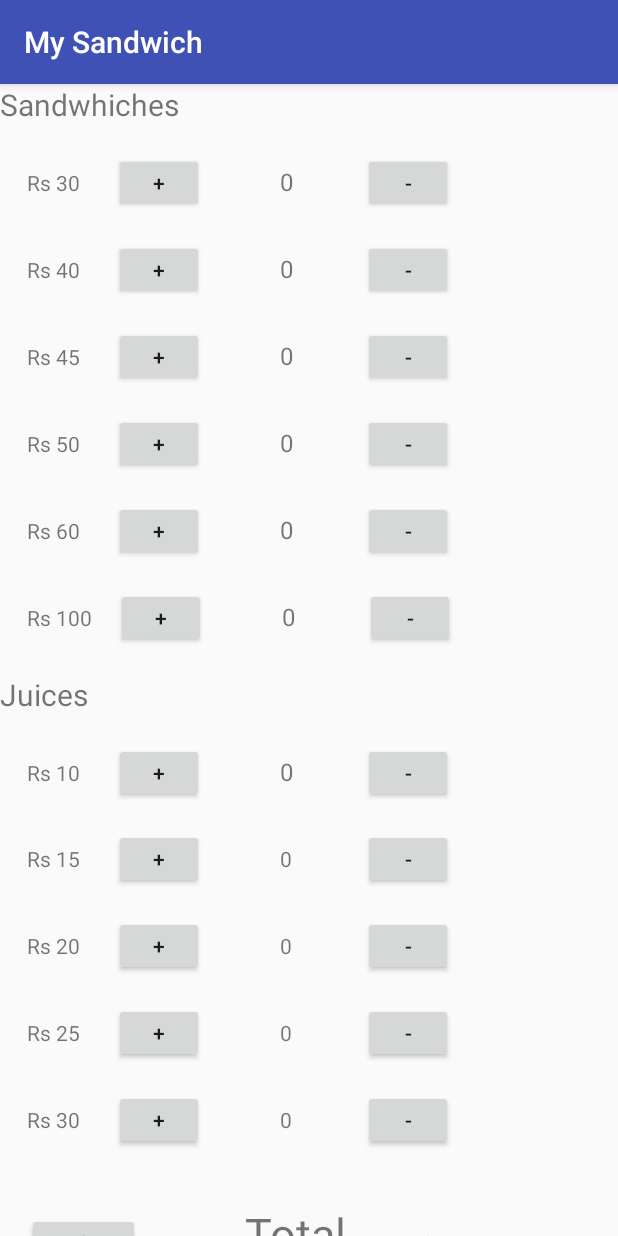
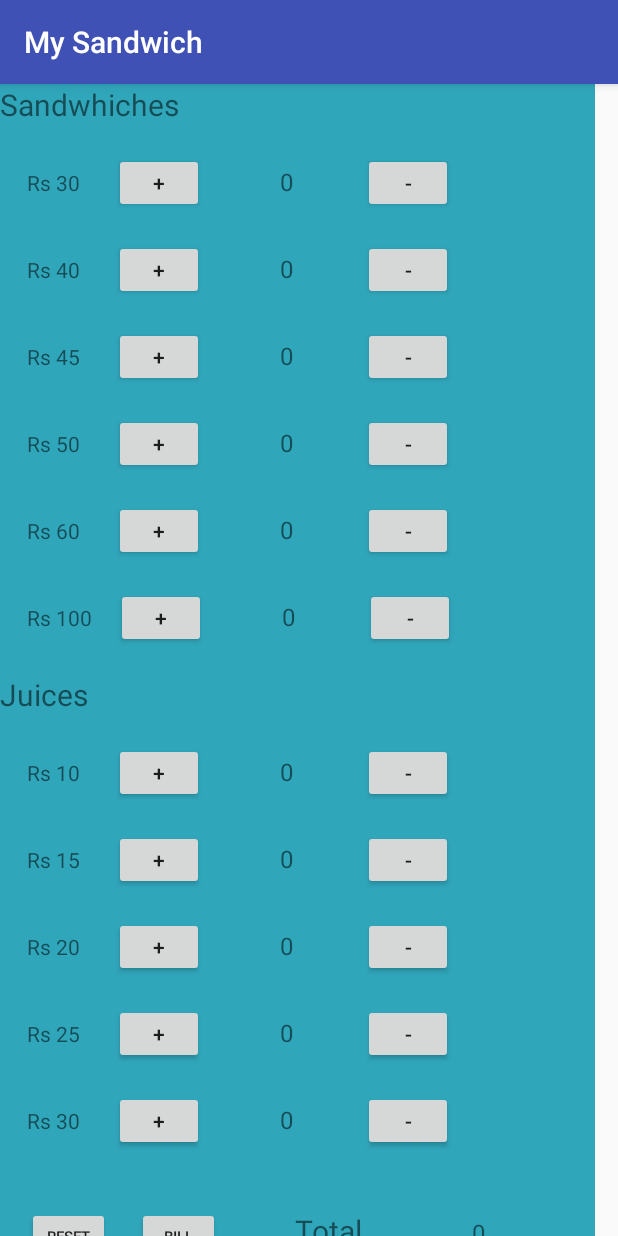
Before and after one commit to SudharshanKris/sandwich, an Android app: the screen it shows after launch (MainActivity), on a phone screen of 412 x 824 dp. Run offline under Robolectric (Android 15) with nearby library versions, the phone set to English and light mode, and no system bars.

Commit message:
final commit

```diff
--- a/app/src/main/java/com/example/sudharshan/mysandwich/MainActivity.java
+++ b/app/src/main/java/com/example/sudharshan/mysandwich/MainActivity.java
@@ -32,6 +32,7 @@ public class MainActivity extends AppCompatActivity implements View.OnClickListe
     Button btn21;
     Button btn22;
     Button btn23;
+    Button btn24;
 
     TextView tx1;
     TextView tx2;
@@ -44,6 +45,7 @@ public class MainActivity extends AppCompatActivity implements View.OnClickListe
     TextView tx9;
     TextView tx10;
     TextView tx11;
+    TextView tx12;
 
     int counter = 0;
     int counter1 = 0;
@@ -56,6 +58,8 @@ public class MainActivity extends AppCompatActivity implements View.OnClickListe
     int counter8 = 0;
     int counter9 = 0;
     int counter10 = 0;
+
+    int total=0;
 
 
 
@@ -88,6 +92,7 @@ public class MainActivity extends AppCompatActivity implements View.OnClickListe
         btn21 = (Button) findViewById(R.id.b21);
         btn22 = (Button) findViewById(R.id.b22);
         btn23 = (Button) findViewById(R.id.b23);
+        btn24 = (Button) findViewById(R.id.b24);
 
 
 
@@ -98,7 +103,12 @@ public class MainActivity extends AppCompatActivity implements View.OnClickListe
         tx4 = (TextView) findViewById(R.id.t4);
         tx5 = (TextView) findViewById(R.id.t5);
         tx6 = (TextView) findViewById(R.id.t6);
-        tx8 = (TextView) findViewById(R.id.t7);
+        tx7 = (TextView) findViewById(R.id.t7);
+        tx8 = (TextView) findViewById(R.id.t8);
+        tx9 = (TextView) findViewById(R.id.t9);
+        tx10 = (TextView) findViewById(R.id.t10);
+        tx11 = (TextView) findViewById(R.id.t11);
+        tx12 = (TextView) findViewById(R.id.t12);
 
 
         btn1.setOnClickListener(this);
@@ -124,6 +134,7 @@ public class MainActivity extends AppCompatActivity implements View.OnClickListe
         btn21.setOnClickListener(this);
         btn22.setOnClickListener(this);
         btn23.setOnClickListener(this);
+        btn24.setOnClickListener(this);
 
         tx1.setTextSize(TypedValue.COMPLEX_UNIT_SP, 16);
         tx2.setTextSize(TypedValue.COMPLEX_UNIT_SP, 16);
@@ -136,6 +147,7 @@ public class MainActivity extends AppCompatActivity implements View.OnClickListe
         tx9.setTextSize(TypedValue.COMPLEX_UNIT_SP, 16);
         tx10.setTextSize(TypedValue.COMPLEX_UNIT_SP, 16);
         tx11.setTextSize(TypedValue.COMPLEX_UNIT_SP, 16);
+        tx12.setTextSize(TypedValue.COMPLEX_UNIT_SP, 16);
 
 
 
@@ -152,6 +164,9 @@ public class MainActivity extends AppCompatActivity implements View.OnClickListe
 
         if (v == btn2) {
             counter--;
+            if(counter<0) {
+                counter = 0;
+            }
             tx1.setText(Integer.toString(counter));
 
         }
@@ -164,6 +179,9 @@ public class MainActivity extends AppCompatActivity implements View.OnClickListe
         }
         if (v == btn4) {
             counter1--;
+            if(counter1<0) {
+                counter1 = 0;
+            }
             tx2.setText(Integer.toString(counter1));
         }
 
@@ -174,6 +192,9 @@ public class MainActivity extends AppCompatActivity implements View.OnClickListe
 
         if (v == btn6) {
             counter2--;
+            if(counter2<0) {
+                counter2 = 0;
+            }
             tx3.setText(Integer.toString(counter2));
         }
 
@@ -184,6 +205,9 @@ public class MainActivity extends AppCompatActivity implements View.OnClickListe
 
         if (v == btn8) {
             counter3--;
+            if(counter3<0) {
+                counter3 = 0;
+            }
             tx4.setText(Integer.toString(counter3));
         }
 
@@ -194,6 +218,9 @@ public class MainActivity extends AppCompatActivity implements View.OnClickListe
 
         if (v == btn10) {
             counter4--;
+            if(counter4<0) {
+                counter4 = 0;
+            }
             tx5.setText(Integer.toString(counter4));
         }
 
@@ -204,6 +231,9 @@ public class MainActivity extends AppCompatActivity implements View.OnClickListe
 
         if (v == btn12) {
             counter5--;
+            if(counter5<0) {
+                counter5 = 0;
+            }
             tx6.setText(Integer.toString(counter5));
 
         }
@@ -215,6 +245,9 @@ public class MainActivity extends AppCompatActivity implements View.OnClickListe
 
         if (v == btn14) {
             counter6--;
+            if(counter6<0) {
+                counter6 = 0;
+            }
             tx7.setText(Integer.toString(counter6));
 
         }
@@ -226,6 +259,9 @@ public class MainActivity extends AppCompatActivity implements View.OnClickListe
 
         if (v == btn16) {
             counter7--;
+            if(counter7<0) {
+                counter7 = 0;
+            }
             tx8.setText(Integer.toString(counter7));
 
         }
@@ -237,6 +273,9 @@ public class MainActivity extends AppCompatActivity implements View.OnClickListe
 
         if (v == btn18) {
             counter8--;
+            if(counter8<0) {
+                counter8 = 0;
+            }
             tx9.setText(Integer.toString(counter8));
 
         }
@@ -247,6 +286,9 @@ public class MainActivity extends AppCompatActivity implements View.OnClickListe
 
         if (v == btn20) {
             counter9--;
+            if(counter9<0) {
+                counter9 = 0;
+            }
             tx10.setText(Integer.toString(counter9));
 
         }
@@ -258,6 +300,9 @@ public class MainActivity extends AppCompatActivity implements View.OnClickListe
 
         if (v == btn22) {
             counter10--;
+            if(counter10<0) {
+                counter10 = 0;
+            }
             tx11.setText(Integer.toString(counter10));
 
         }
@@ -274,6 +319,7 @@ public class MainActivity extends AppCompatActivity implements View.OnClickListe
             counter8=0;
             counter9=0;
             counter10=0;
+            total=0;
 
             tx1.setText(Integer.toString(counter));
             tx2.setText(Integer.toString(counter1));
@@ -286,7 +332,14 @@ public class MainActivity extends AppCompatActivity implements View.OnClickListe
             tx9.setText(Integer.toString(counter8));
             tx10.setText(Integer.toString(counter9));
             tx11.setText(Integer.toString(counter10));
+            tx12.setText(Integer.toString(total));
 
+
+        }
+
+        if (v == btn24) {
+            total = counter*30 + counter1*40 + counter2*45 + counter3*50 + counter4*60 + counter5*100 + counter6*10 + counter7*15 + counter8*20 + counter9*25 + counter10*30;
+            tx12.setText(Integer.toString(total));
 
         }
 
--- a/app/src/main/res/layout/activity_main.xml
+++ b/app/src/main/res/layout/activity_main.xml
@@ -2,13 +2,17 @@
 <ScrollView android:layout_height="wrap_content"
     android:layout_width="match_parent"
 
+
     xmlns:android="http://schemas.android.com/apk/res/android">
 
-    <LinearLayout android:layout_width="wrap_content"
+    <LinearLayout
+        android:layout_width="wrap_content"
         android:layout_height="wrap_content"
+
         android:scrollbarAlwaysDrawVerticalTrack="true"
         android:orientation="vertical"
-        xmlns:android="http://schemas.android.com/apk/res/android" >
+        xmlns:android="http://schemas.android.com/apk/res/android"
+        android:background="#30a6bb">
 
         <TextView
             android:layout_width="wrap_content"
@@ -451,20 +455,32 @@
             android:layout_height="wrap_content">
 
             <Button
-                android:layout_width="75dp"
+                android:layout_width="55dp"
                 android:layout_height="40dp"
                 android:text="Reset"
+                android:textSize="10dp"
                 android:onClick="onClick"
                 android:layout_marginBottom="20dp"
                 android:layout_marginLeft="18dp"
                 android:id="@+id/b23" />
+
+            <Button
+                android:layout_width="55dp"
+                android:layout_height="40dp"
+                android:text="BILL"
+                android:textSize="10dp"
+                android:onClick="onClick"
+                android:layout_marginBottom="20dp"
+                android:layout_marginLeft="18dp"
+                android:id="@+id/b24" />
             <TextView
-                android:layout_marginLeft="70dp"
+                android:layout_marginLeft="50dp"
                 android:layout_width="70dp"
                 android:layout_height="40dp"
                 android:text="Total"
+
                 android:layout_marginBottom="20dp"
-                android:textSize="30dp"/>
+                android:textSize="20dp"/>
 
             <TextView
                 android:layout_marginRight="30dp"
```
Also changed, not shown: app/src/main/ic_launcher-web.png (added), app/src/main/res/drawable/a.png (added), app/src/main/res/mipmap-hdpi/ic_launcher.png, app/src/main/res/mipmap-mdpi/ic_launcher.png, app/src/main/res/mipmap-xhdpi/ic_launcher.png, app/src/main/res/mipmap-xxhdpi/ic_launcher.png, app/src/main/res/mipmap-xxxhdpi/ic_launcher.png.
